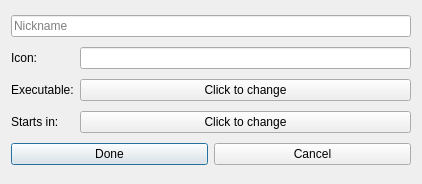
Fisk24/Yawpm, file lib/ui/newshortcut.ui: the form before one commit.
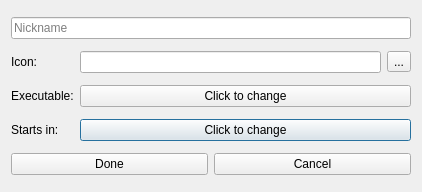
The form after the commit.

What changed in the file:
```diff
--- a/lib/ui/newshortcut.ui
+++ b/lib/ui/newshortcut.ui
@@ -7,31 +7,13 @@
     <x>0</x>
     <y>0</y>
     <width>422</width>
-    <height>184</height>
+    <height>192</height>
    </rect>
   </property>
   <property name="windowTitle">
    <string>Shortcut</string>
   </property>
   <layout class="QGridLayout" name="gridLayout">
-   <item row="7" column="0" colspan="2">
-    <layout class="QHBoxLayout" name="horizontalLayout">
-     <item>
-      <widget class="QPushButton" name="pushButton">
-       <property name="text">
-        <string>Done</string>
-       </property>
-      </widget>
-     </item>
-     <item>
-      <widget class="QPushButton" name="pushButton_2">
-       <property name="text">
-        <string>Cancel</string>
-       </property>
-      </widget>
-     </item>
-    </layout>
-   </item>
    <item row="6" column="0">
     <widget class="QLabel" name="label_2">
      <property name="sizePolicy">
@@ -45,20 +27,6 @@
      </property>
     </widget>
    </item>
-   <item row="6" column="1">
-    <widget class="QPushButton" name="pushButton_4">
-     <property name="text">
-      <string>Click to change</string>
-     </property>
-    </widget>
-   </item>
-   <item row="0" column="0" colspan="2">
-    <widget class="QLineEdit" name="lineEdit">
-     <property name="placeholderText">
-      <string>Nickname</string>
-     </property>
-    </widget>
-   </item>
    <item row="3" column="0">
     <widget class="QLabel" name="label">
      <property name="sizePolicy">
@@ -72,16 +40,6 @@
      </property>
     </widget>
    </item>
-   <item row="3" column="1">
-    <widget class="QPushButton" name="pushButton_3">
-     <property name="text">
-      <string>Click to change</string>
-     </property>
-    </widget>
-   </item>
-   <item row="1" column="1">
-    <widget class="QLineEdit" name="lineEdit_2"/>
-   </item>
    <item row="1" column="0">
     <widget class="QLabel" name="label_3">
      <property name="text">
@@ -89,6 +47,55 @@
      </property>
     </widget>
    </item>
+   <item row="6" column="1" colspan="2">
+    <widget class="QPushButton" name="pushButton_4">
+     <property name="text">
+      <string>Click to change</string>
+     </property>
+    </widget>
+   </item>
+   <item row="7" column="0" colspan="3">
+    <layout class="QHBoxLayout" name="horizontalLayout">
+     <item>
+      <widget class="QPushButton" name="pushButton">
+       <property name="text">
+        <string>Done</string>
+       </property>
+      </widget>
+     </item>
+     <item>
+      <widget class="QPushButton" name="pushButton_2">
+       <property name="text">
+        <string>Cancel</string>
+       </property>
+      </widget>
+     </item>
+    </layout>
+   </item>
+   <item row="1" column="1">
+    <widget class="QLineEdit" name="lineEdit_2"/>
+   </item>
+   <item row="1" column="2">
+    <widget class="QToolButton" name="toolButton">
+     <property name="text">
+      <string>...</string>
+     </property>
+    </widget>
+   </item>
+   <item row="3" column="1" colspan="2">
+    <widget class="QPushButton" name="pushButton_3">
+     <property name="text">
+      <string>Click to change</string>
+     </property>
+    </widget>
+   </item>
+   <item row="0" column="0" colspan="3">
+    <widget class="QLineEdit" name="lineEdit">
+     <property name="placeholderText">
+      <string>Nickname</string>
+     </property>
+    </widget>
+   </item>
   </layout>
  </widget>
  <resources/>
```
